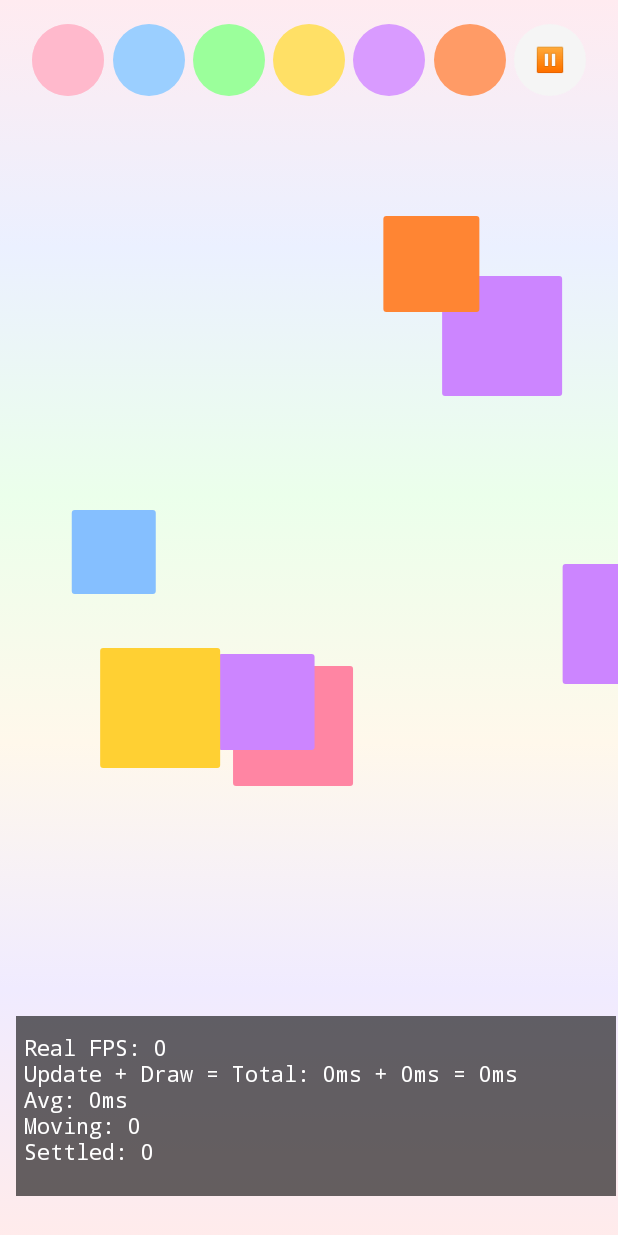
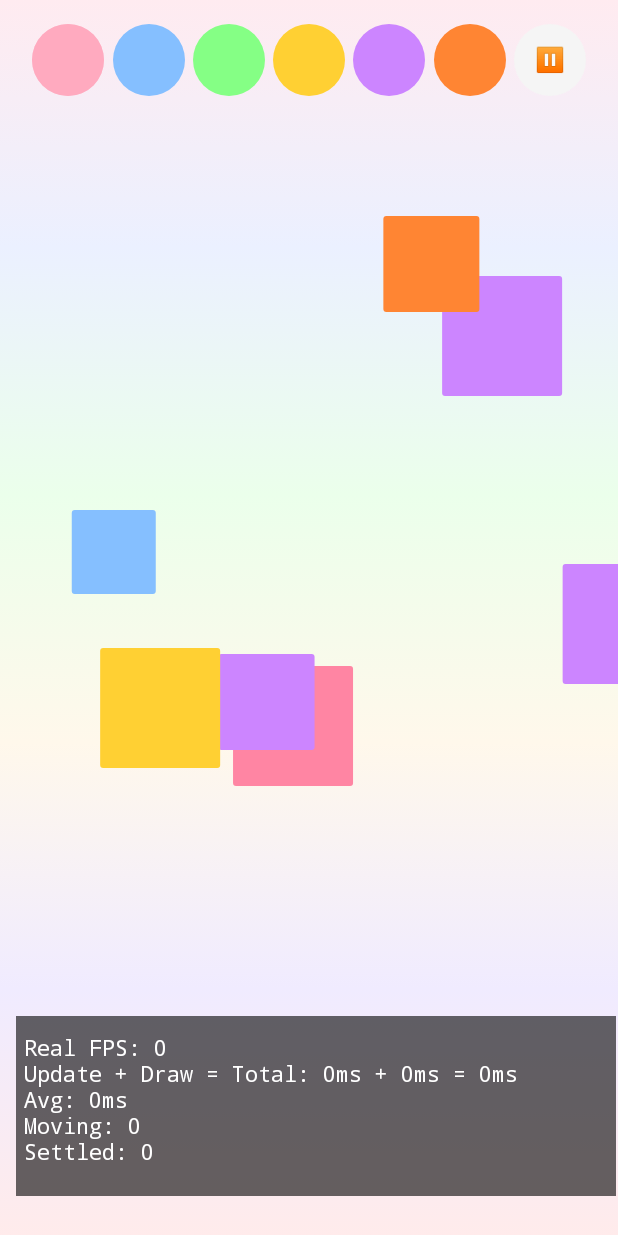
Before and after one commit to fejes91/zen-motes, an Android app built with Jetpack Compose: the screen it shows after launch (MainActivity), on a phone screen of 412 x 824 dp. Run offline under Robolectric (Android 15) with nearby library versions, the phone set to English and light mode, and no system bars; our stand-ins replace Timber.

Commit message:
separate color domain from theme

```diff
--- a/app/src/main/java/hu/adamfejes/zenmotes/ObstacleGenerator.kt
+++ b/app/src/main/java/hu/adamfejes/zenmotes/ObstacleGenerator.kt
@@ -1,21 +1,17 @@
 package hu.adamfejes.zenmotes
-
-import androidx.compose.ui.graphics.Color
 
 class ObstacleGenerator(
     private val width: Int,
     private val height: Int,
     private val nonObstacleZoneHeight: Int,
-    private val slidingObstacleTransitTimeSeconds: Float,
-    private val currentTheme: Theme = Theme.LIGHT
+    private val slidingObstacleTransitTimeSeconds: Float
 ) {
     private val slidingObstacleInterval = 1000L // 3 seconds between obstacles
     private val slidingSpeed = width / slidingObstacleTransitTimeSeconds // pixels per second
     private var lastSlidingObstacleTime = 0L
 
-    // Use matching pastel colors from the color scheme
-    private val colorScheme = getColorScheme(currentTheme)
-    private val slidingColors = colorScheme.obstacleColors
+    // Use domain-layer color types
+    private val obstacleColorTypes = ObstacleColorType.entries.toTypedArray()
 
     private fun shouldGenerateObstacle(currentTime: Long): Boolean {
         return currentTime - lastSlidingObstacleTime >= slidingObstacleInterval
@@ -43,7 +39,7 @@ class ObstacleGenerator(
             targetX = if (direction == 1) width.toFloat() + obstacleSize else -obstacleSize.toFloat(),
             speed = slidingSpeed * direction,
             size = obstacleSize,
-            color = slidingColors.random(),
+            colorType = obstacleColorTypes.random(),
             lastUpdateTime = currentTime
         )
     }
--- a/app/src/main/java/hu/adamfejes/zenmotes/SandParticle.kt
+++ b/app/src/main/java/hu/adamfejes/zenmotes/SandParticle.kt
@@ -1,10 +1,16 @@
 package hu.adamfejes.zenmotes
 
-import androidx.compose.ui.graphics.Color
+enum class ObstacleColorType {
+    OBSTACLE_COLOR_1,
+    OBSTACLE_COLOR_2,
+    OBSTACLE_COLOR_3,
+    OBSTACLE_COLOR_4,
+    OBSTACLE_COLOR_5,
+    OBSTACLE_COLOR_6
+}
 
 data class SandParticle(
-    val color: Color, // Original color for reference
-    val displayColor: Color, // Precalculated color with noise variation applied
+    val colorType: ObstacleColorType, // Domain color type (reusing obstacle colors)
     val isActive: Boolean = false,
     val velocityY: Float = 0f,
     val lastUpdateTime: Long = 0L,
@@ -40,7 +46,7 @@ data class SlidingObstacle(
     val targetX: Float, // Target x position to slide to
     val speed: Float, // Pixels per second
     val size: Int = 12, // Size of the obstacle (width and height)
-    val color: Color = Color(0xFFFF6B6B), // Color for rendering
+    val colorType: ObstacleColorType, // Domain color type
     val id: String = java.util.UUID.randomUUID().toString(), // Unique identifier
     val lastUpdateTime: Long = 0L // Last time this obstacle was updated (for time-based movement)
 )
--- a/app/src/main/java/hu/adamfejes/zenmotes/SandSimulation.kt
+++ b/app/src/main/java/hu/adamfejes/zenmotes/SandSimulation.kt
@@ -16,12 +16,14 @@ import androidx.compose.material3.Button
 import androidx.compose.material3.ButtonDefaults
 import androidx.compose.material3.Text
 import androidx.compose.runtime.Composable
+import androidx.compose.runtime.CompositionLocalProvider
 import androidx.compose.runtime.DisposableEffect
 import androidx.compose.runtime.getValue
 import androidx.compose.runtime.mutableIntStateOf
 import androidx.compose.runtime.mutableStateOf
 import androidx.compose.runtime.remember
 import androidx.compose.runtime.setValue
+import androidx.compose.runtime.staticCompositionLocalOf
 import androidx.compose.ui.Alignment
 import androidx.compose.ui.Modifier
 import androidx.compose.ui.draw.blur
@@ -33,13 +35,17 @@ import androidx.compose.ui.unit.sp
 import androidx.lifecycle.Lifecycle
 import androidx.lifecycle.LifecycleEventObserver
 
+val LocalColorScheme = staticCompositionLocalOf {
+    getColorScheme(Theme.LIGHT)
+}
+
 @Composable
 fun SandSimulation(
     modifier: Modifier = Modifier
 ) {
-    // TODO store it in shared preferences
+    // TODO store it in shared preferences, after converting to multi-platform
     var currentTheme by remember { mutableStateOf(Theme.LIGHT) }
-    var selectedColor by remember { mutableStateOf(Color(0xFFFF9BB5)) }
+    var selectedColor by remember { mutableStateOf(ObstacleColorType.OBSTACLE_COLOR_1) }
     var isPaused by remember { mutableStateOf(false) }
     var resetTrigger by remember { mutableIntStateOf(0) }
 
@@ -61,14 +67,12 @@ fun SandSimulation(
         }
     }
 
-    // Use current theme colors
-    // TODO distribute selected colorscheme via local composition
     val colorScheme = getColorScheme(currentTheme)
-    val sandColors = colorScheme.sandColors
 
-    Box(
-        modifier = modifier.fillMaxSize()
-    ) {
+    CompositionLocalProvider(LocalColorScheme provides colorScheme) {
+        Box(
+            modifier = modifier.fillMaxSize()
+        ) {
         // Everything that should be blurred when paused
         Box(
             modifier = Modifier
@@ -78,13 +82,12 @@ fun SandSimulation(
             // Sand simulation view - full edge-to-edge behind everything
             SandView(
                 modifier = Modifier.fillMaxSize(),
-                sandColor = selectedColor,
+                sandColorType = selectedColor,
                 hasOwnBackground = true,
                 sandGenerationAmount = 60,
                 showPerformanceOverlay = true, // Toggle performance overlay for testing
                 isPaused = isPaused,
-                resetTrigger = resetTrigger,
-                currentTheme = currentTheme
+                resetTrigger = resetTrigger
             )
 
             // Top UI overlay - color picker and reset button
@@ -96,11 +99,11 @@ fun SandSimulation(
                 horizontalArrangement = Arrangement.SpaceEvenly,
                 verticalAlignment = Alignment.CenterVertically
             ) {
-                items(sandColors) { color ->
+                items(ObstacleColorType.entries) { colorType ->
                     ColorButton(
-                        color = color,
-                        isSelected = color == selectedColor,
-                        onClick = { selectedColor = color }
+                        colorType = colorType,
+                        isSelected = colorType == selectedColor,
+                        onClick = { selectedColor = colorType }
                     )
                 }
 
@@ -108,8 +111,7 @@ fun SandSimulation(
                     // Pause button - circular and same size as color buttons
                     PauseButton(
                         isPaused = isPaused,
-                        onClick = { isPaused = !isPaused },
-                        currentTheme = currentTheme
+                        onClick = { isPaused = !isPaused }
                     )
                 }
             }
@@ -128,19 +130,21 @@ fun SandSimulation(
             )
         }
     }
+    }
 }
 
 @Composable
 private fun ColorButton(
-    color: Color,
+    colorType: ObstacleColorType,
     isSelected: Boolean,
     onClick: () -> Unit
 ) {
+    val colorScheme = LocalColorScheme.current
     Box(
         modifier = Modifier
             .size(48.dp)
             .clip(CircleShape)
-            .background(color)
+            .background(mapObstacleColorToTheme(colorType, colorScheme))
             .then(
                 if (isSelected) {
                     Modifier.background(Color.White.copy(alpha = 0.3f))
@@ -165,10 +169,9 @@ private fun ColorButton(
 @Composable
 private fun PauseButton(
     isPaused: Boolean,
-    onClick: () -> Unit,
-    currentTheme: Theme
+    onClick: () -> Unit
 ) {
-    val colorScheme = getColorScheme(currentTheme)
+    val colorScheme = LocalColorScheme.current
     Box(
         modifier = Modifier
             .size(48.dp)
--- a/app/src/main/java/hu/adamfejes/zenmotes/SandView.kt
+++ b/app/src/main/java/hu/adamfejes/zenmotes/SandView.kt
@@ -8,6 +8,9 @@ import androidx.compose.foundation.layout.fillMaxSize
 import androidx.compose.runtime.Composable
 import androidx.compose.runtime.LaunchedEffect
 import androidx.compose.runtime.getValue
+import androidx.compose.runtime.mutableFloatStateOf
+import androidx.compose.runtime.mutableIntStateOf
+import androidx.compose.runtime.mutableLongStateOf
 import androidx.compose.runtime.mutableStateOf
 import androidx.compose.runtime.remember
 import androidx.compose.runtime.setValue
@@ -28,24 +31,25 @@ import kotlin.system.measureTimeMillis
 @Composable
 fun SandView(
     modifier: Modifier = Modifier,
-    sandColor: Color = Color.Yellow,
+    sandColorType: ObstacleColorType = ObstacleColorType.OBSTACLE_COLOR_1,
     cellSize: Float = 6f,
     hasOwnBackground: Boolean = true,
     sandGenerationAmount: Int = 8, // Higher value for performance testing
     showPerformanceOverlay: Boolean, // Easy toggle for performance display
     isPaused: Boolean,
-    resetTrigger: Int,
-    currentTheme: Theme = Theme.LIGHT
+    resetTrigger: Int
 ) {
+    val colorScheme = LocalColorScheme.current
+
     var sandGrid by remember { mutableStateOf<SandGrid?>(null) }
 
     // Reset grid when resetTrigger changes
     LaunchedEffect(resetTrigger) {
         sandGrid?.reset()
     }
-    var sandSourceX by remember { mutableStateOf(0f) }
+    var sandSourceX by remember { mutableFloatStateOf(0f) }
     var isAddingSand by remember { mutableStateOf(false) }
-    var frame by remember { mutableStateOf(0L) }
+    var frame by remember { mutableLongStateOf(0L) }
 
     // Clear sand adding state when paused and handle pause/resume
     LaunchedEffect(isPaused) {
@@ -58,15 +62,15 @@ fun SandView(
     }
 
     // Track actual frame timing for real FPS calculation
-    var lastFrameTime by remember { mutableStateOf(0L) }
-    var frameCount by remember { mutableStateOf(0) }
-    var actualFps by remember { mutableStateOf(0) }
-    var totalDrawTime by remember { mutableStateOf(0) }
+    var lastFrameTime by remember { mutableLongStateOf(0L) }
+    var frameCount by remember { mutableIntStateOf(0) }
+    var actualFps by remember { mutableIntStateOf(0) }
+    var totalDrawTime by remember { mutableIntStateOf(0) }
 
     Box(
         modifier = modifier
             .fillMaxSize()
-            .then(if (hasOwnBackground) createBackgroundModifier(currentTheme) else Modifier)
+            .then(if (hasOwnBackground) createBackgroundModifier() else Modifier)
             .clipToBounds()
     ) {
         Canvas(
@@ -106,7 +110,7 @@ fun SandView(
                         grid,
                         sandSourceX,
                         cellSize,
-                        sandColor,
+                        sandColorType,
                         frame,
                         gridDimensions,
                         sandGenerationAmount
@@ -122,7 +126,8 @@ fun SandView(
                     frame = frame,
                     showPerformanceOverlay = showPerformanceOverlay,
                     totalDrawTime = totalDrawTime,
-                    actualFps = actualFps
+                    actualFps = actualFps,
+                    colorScheme = colorScheme
                 )
                 val drawGridTime = (System.nanoTime() - drawGridStartTime) / 1_000_000.0
 
@@ -173,8 +178,9 @@ private fun SandAnimationLoop(isPaused: Boolean, onFrame: (Long) -> Unit) {
     }
 }
 
-private fun createBackgroundModifier(currentTheme: Theme): Modifier {
-    val colorScheme = getColorScheme(currentTheme)
+@Composable
+private fun createBackgroundModifier(): Modifier {
+    val colorScheme = LocalColorScheme.current
     return Modifier.background(
         Brush.verticalGradient(
             colors = colorScheme.backgroundColors,
@@ -210,7 +216,7 @@ private fun addSandParticles(
     grid: SandGrid,
     sourceX: Float,
     cellSize: Float,
-    color: Color,
+    colorType: ObstacleColorType,
     frame: Long,
     dimensions: Pair<Int, Int>,
     sandGenerationAmount: Int
@@ -224,12 +230,12 @@ private fun addSandParticles(
         val spreadY = 0 // Always spawn at the top of the screen
 
         if (spreadX in 0 until width) {
-            grid.addSand(spreadX, spreadY, color, frame)
+            grid.addSand(spreadX, spreadY, colorType, frame)
         }
     }
 
     // Always add one at the center of the top
-    grid.addSand(centerX, 0, color, frame)
+    grid.addSand(centerX, 0, colorType, frame)
 }
 
 private fun DrawScope.drawSandGrid(
@@ -238,7 +244,8 @@ private fun DrawScope.drawSandGrid(
     @Suppress("UNUSED_PARAMETER") frame: Long,
     showPerformanceOverlay: Boolean,
     totalDrawTime: Int,
-    actualFps: Int
+    actualFps: Int,
+    colorScheme: ColorScheme
 ) {
     val drawCellsStartTime = System.nanoTime()
 
@@ -275,8 +282,14 @@ private fun DrawScope.drawSandGrid(
                         }
 
                         val drawOpStartTime = System.nanoTime()
+                        val baseColor = mapObstacleColorToTheme(particle.colorType, colorScheme)
+                        val displayColor = baseColor.copy(
+                            red = (baseColor.red * particle.noiseVariation).coerceIn(0f, 1f),
+                            green = (baseColor.green * particle.noiseVariation).coerceIn(0f, 1f),
+                            blue = (baseColor.blue * particle.noiseVariation).coerceIn(0f, 1f)
+                        )
                         drawRect(
-                            color = particle.displayColor,
+                            color = displayColor,
                             topLeft = Offset(
                                 x = x * cellSize,
                                 y = y * cellSize
@@ -317,7 +330,7 @@ private fun DrawScope.drawSandGrid(
 
     // Draw sliding obstacles as single rectangles (much more efficient)
     val slidingObstacleTime = measureNanoTime {
-        drawSlidingObstacles(grid, cellSize)
+        drawSlidingObstacles(grid, cellSize, colorScheme)
     } / 1_000_000.0 // Convert to ms
 
     val overlayTime = if (showPerformanceOverlay) {
@@ -341,7 +354,11 @@ private fun DrawScope.drawSandGrid(
     )
 }
 
-private fun DrawScope.drawSlidingObstacles(grid: SandGrid, cellSize: Float) {
+private fun DrawScope.drawSlidingObstacles(
+    grid: SandGrid,
+    cellSize: Float,
+    colorScheme: ColorScheme
+) {
     // Get sliding obstacles from grid and draw each as a single rectangle
     val slidingObstacles = grid.getSlidingObstacles()
 
@@ -351,11 +368,22 @@ private fun DrawScope.drawSlidingObstacles(grid: SandGrid, cellSize: Float) {
         val y = obstacle.y * cellSize - size / 2
 
         drawRoundRect(
-            color = obstacle.color,
+            color = mapObstacleColorToTheme(obstacle.colorType, colorScheme),
             topLeft = Offset(x, y),
             size = androidx.compose.ui.geometry.Size(size, size),
             cornerRadius = androidx.compose.ui.geometry.CornerRadius(3f, 3f)
         )
+    }
+}
+
+fun mapObstacleColorToTheme(colorType: ObstacleColorType, colorScheme: ColorScheme): Color {
+    return when (colorType) {
+        ObstacleColorType.OBSTACLE_COLOR_1 -> colorScheme.obstacleColors[0]
+        ObstacleColorType.OBSTACLE_COLOR_2 -> colorScheme.obstacleColors[1]
+        ObstacleColorType.OBSTACLE_COLOR_3 -> colorScheme.obstacleColors[2]
+        ObstacleColorType.OBSTACLE_COLOR_4 -> colorScheme.obstacleColors[3]
+        ObstacleColorType.OBSTACLE_COLOR_5 -> colorScheme.obstacleColors[4]
+        ObstacleColorType.OBSTACLE_COLOR_6 -> colorScheme.obstacleColors[5]
     }
 }
 
--- a/app/src/main/java/hu/adamfejes/zenmotes/ui/theme/Theme.kt
+++ b/app/src/main/java/hu/adamfejes/zenmotes/ui/theme/Theme.kt
@@ -1,6 +1,5 @@
 package hu.adamfejes.zenmotes.ui.theme
 
-import android.app.Activity
 import android.os.Build
 import androidx.compose.foundation.isSystemInDarkTheme
 import androidx.compose.material3.MaterialTheme
```
Also changed, not shown: app/src/main/java/hu/adamfejes/zenmotes/ParticlePhysics.kt (+2 -11 lines), app/src/main/java/hu/adamfejes/zenmotes/PauseOverlay.kt (+15 -8 lines), app/src/main/java/hu/adamfejes/zenmotes/SandGrid.kt (+4 -5 lines).
